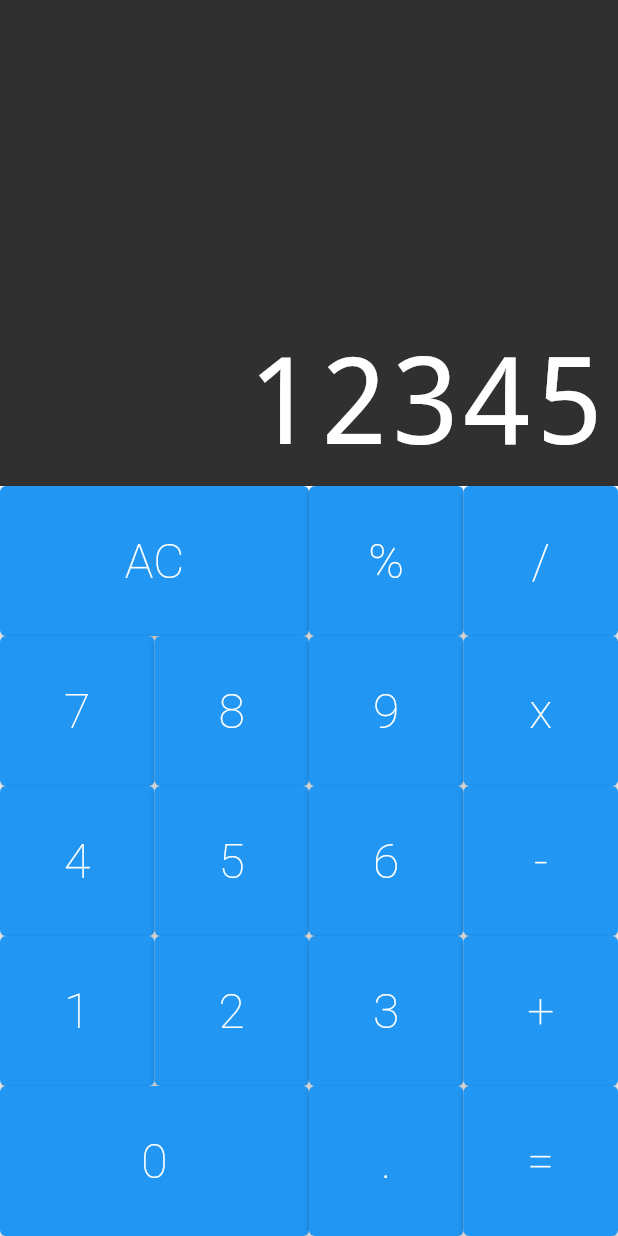
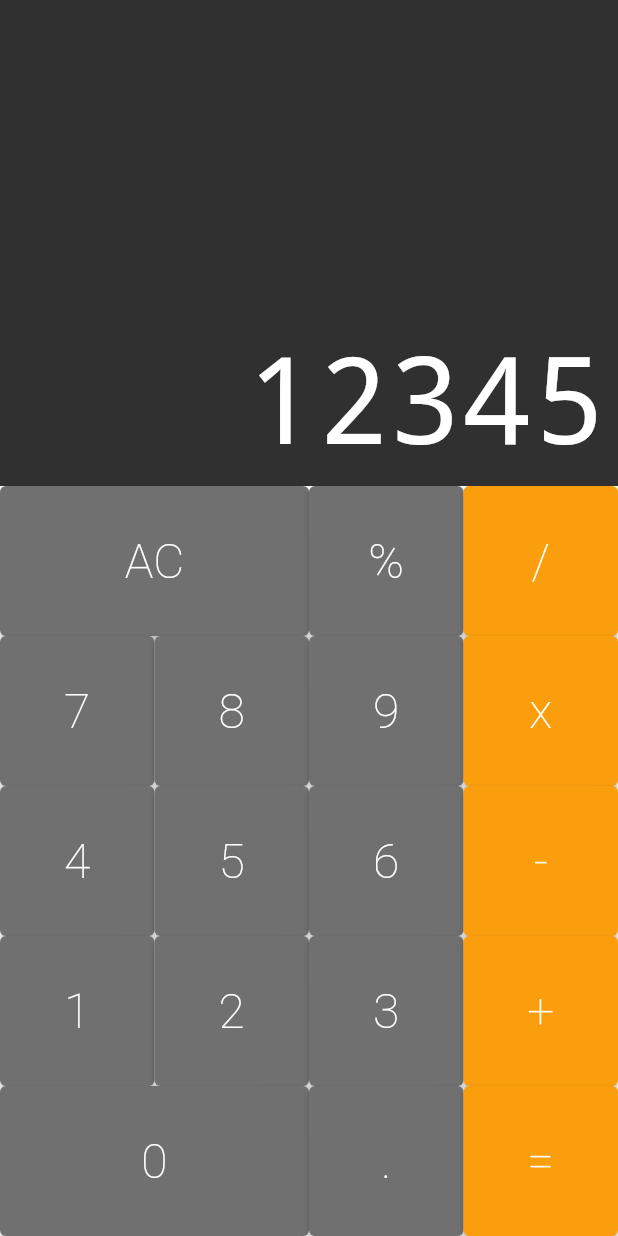
Before and after one commit to s7Thiago/flutter-calculator, a Flutter app: the screen it shows after launch, on a phone screen of 412 x 824 dp. Run offline on Flutter 3.47's test engine with Material 2 defaults, Android fonts, the phone set to English and light mode, and no system bars; drawn by our look-alikes of auto_size_text.

Commit message:
Adding style to operation buttons

```diff
--- a/lib/components/button.dart
+++ b/lib/components/button.dart
@@ -1,13 +1,32 @@
 import 'package:flutter/material.dart';
 
 class Button extends StatelessWidget {
+  static const DARK = Color.fromRGBO(82, 82, 82, 1);
+  static const DEFAULT = Color.fromRGBO(112, 112, 112, 1);
+  static const OPERATION = Color.fromRGBO(250, 158, 13, 13);
   final String text;
   final bool big;
+  final Color color;
 
   const Button({
     Key? key,
     required this.text,
     this.big = false,
+    this.color = DEFAULT,
+  }) : super(key: key);
+
+  const Button.big({
+    Key? key,
+    required this.text,
+    this.big = true,
+    this.color = DEFAULT,
+  }) : super(key: key);
+
+  const Button.operation({
+    Key? key,
+    required this.text,
+    this.big = false,
+    this.color = OPERATION,
   }) : super(key: key);
 
   @override
@@ -15,6 +34,9 @@ class Button extends StatelessWidget {
     return Expanded(
       flex: big ? 2 : 1,
       child: ElevatedButton(
+        style: ButtonStyle(
+          backgroundColor: MaterialStateProperty.all(color),
+        ),
         child: Text(
           text,
           style: const TextStyle(
--- a/lib/components/keyboard.dart
+++ b/lib/components/keyboard.dart
@@ -14,9 +14,9 @@ class Keyboard extends StatelessWidget {
         children: [
           const ButtonRow(
             buttons: [
-              Button(text: 'AC', big: true),
+              Button.big(text: 'AC', big: true),
               Button(text: '%'),
-              Button(text: '/'),
+              Button.operation(text: '/'),
             ],
           ),
           const ButtonRow(
@@ -24,7 +24,7 @@ class Keyboard extends StatelessWidget {
               Button(text: '7'),
               Button(text: '8'),
               Button(text: '9'),
-              Button(text: 'x'),
+              Button.operation(text: 'x'),
             ],
           ),
           const ButtonRow(
@@ -32,7 +32,7 @@ class Keyboard extends StatelessWidget {
               Button(text: '4'),
               Button(text: '5'),
               Button(text: '6'),
-              Button(text: '-'),
+              Button.operation(text: '-'),
             ],
           ),
           const ButtonRow(
@@ -40,14 +40,14 @@ class Keyboard extends StatelessWidget {
               Button(text: '1'),
               Button(text: '2'),
               Button(text: '3'),
-              Button(text: '+'),
+              Button.operation(text: '+'),
             ],
           ),
           const ButtonRow(
             buttons: [
-              Button(text: '0', big: true),
+              Button.big(text: '0'),
               Button(text: '.'),
-              Button(text: '='),
+              Button.operation(text: '='),
             ],
           ),
         ],
--- a/lib/screens/calculator.dart
+++ b/lib/screens/calculator.dart
@@ -1,3 +1,5 @@
+// ignore_for_file: prefer_const_constructors
+
 import 'package:flutter/material.dart';
 
 import '../components/display.dart';
@@ -11,6 +13,7 @@ class Calculator extends StatelessWidget {
     return MaterialApp(
       debugShowCheckedModeBanner: false,
       home: Column(
+        // ignore: prefer_const_literals_to_create_immutables
         children: [
           Display('12345'),
           Keyboard(),
```
